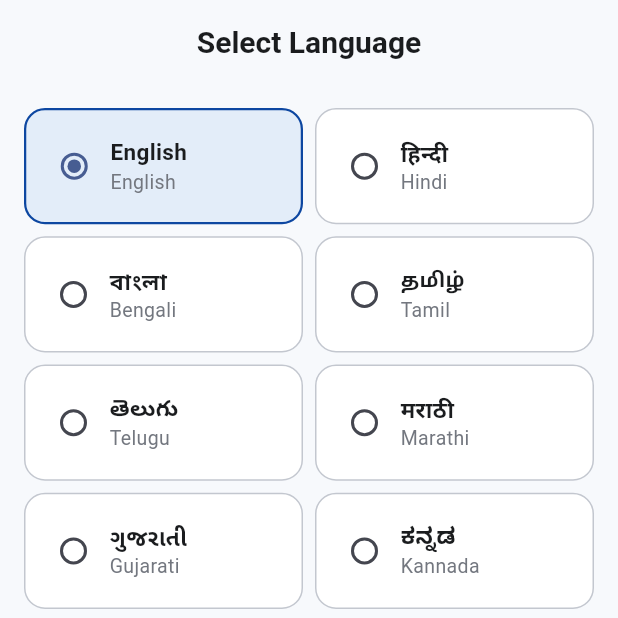
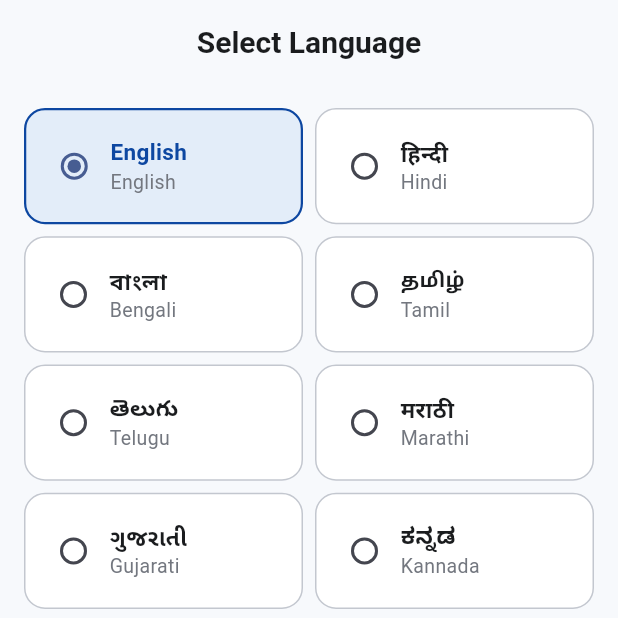
Before and after one commit to Vaibhav-Dwivedi15/SETU_FINAL, a Flutter app: the LanguageSelectionScreen screen opened by its route, on a phone screen of 412 x 824 dp, the top half of it. Run offline on Flutter 3.47's test engine with Material 3 defaults, Android fonts, the phone set to English and light mode, and no system bars; our stand-ins replace battery_plus, connectivity_plus, flutter_secure_storage, geolocator, go_router, permission_handler and 2 more; missing offline and left inert: cryptography; accounts and stored records are empty.

Commit message:
Fix dark-mode text contrast bugs: OTP demo banner, permission-denied banner + hardcoded scaffold background, selected language card

```diff
--- a/setu_app/lib/features/language/presentation/screens/language_selection_screen.dart
+++ b/setu_app/lib/features/language/presentation/screens/language_selection_screen.dart
@@ -11,6 +11,15 @@
 // larger, separate piece of work. Selecting a language here
 // doesn't yet retranslate the UI — flagging that honestly
 // rather than faking it silently.
+//
+// Aug 4 2026 dark-mode fix: nativeLabel used AppTypography.subtitle
+// with no explicit color, so it inherited the theme's default text
+// color. On a selected card, the background is the FIXED light
+// primaryContainer -- theme-driven light text (dark mode) on a fixed
+// light background was invisible. englishLabel below it was already
+// fine (fixed neutral500 color). Fix: explicit AppColors.primary text
+// only when selected; unselected cards keep the normal theme-inherited
+// color (null falls through), since that case was never broken.
 
 import 'package:flutter/material.dart';
 import 'package:go_router/go_router.dart';
@@ -131,7 +140,12 @@ class _LanguageSelectionScreenState extends State<LanguageSelectionScreen> {
                       crossAxisAlignment: CrossAxisAlignment.start,
                       mainAxisSize: MainAxisSize.min,
                       children: [
-                        Text(lang.nativeLabel, style: AppTypography.subtitle),
+                        Text(
+                          lang.nativeLabel,
+                          style: AppTypography.subtitle.copyWith(
+                            color: isSelected ? AppColors.primary : null,
+                          ),
+                        ),
                         Text(
                           lang.englishLabel,
                           style: AppTypography.caption.copyWith(
```
Also changed, not shown: setu_app/lib/features/auth/presentation/screens/otp_screen.dart (+14 -2 lines), setu_app/lib/features/onboarding/presentation/screens/permission_gate_screen.dart (+13 -2 lines).
